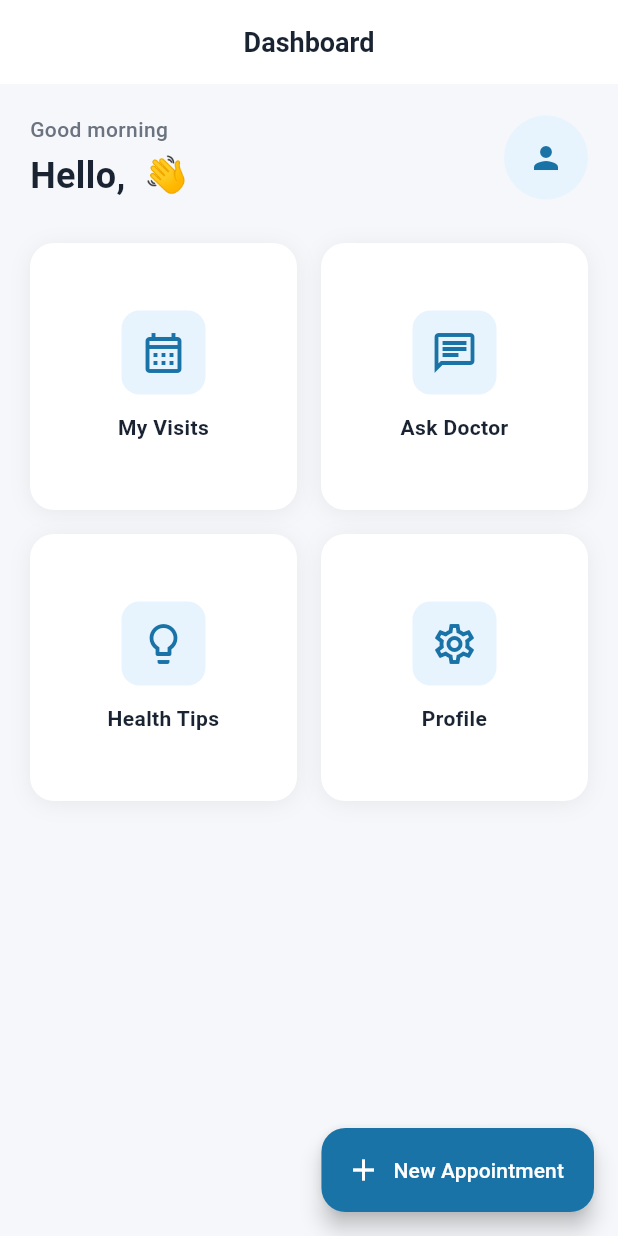
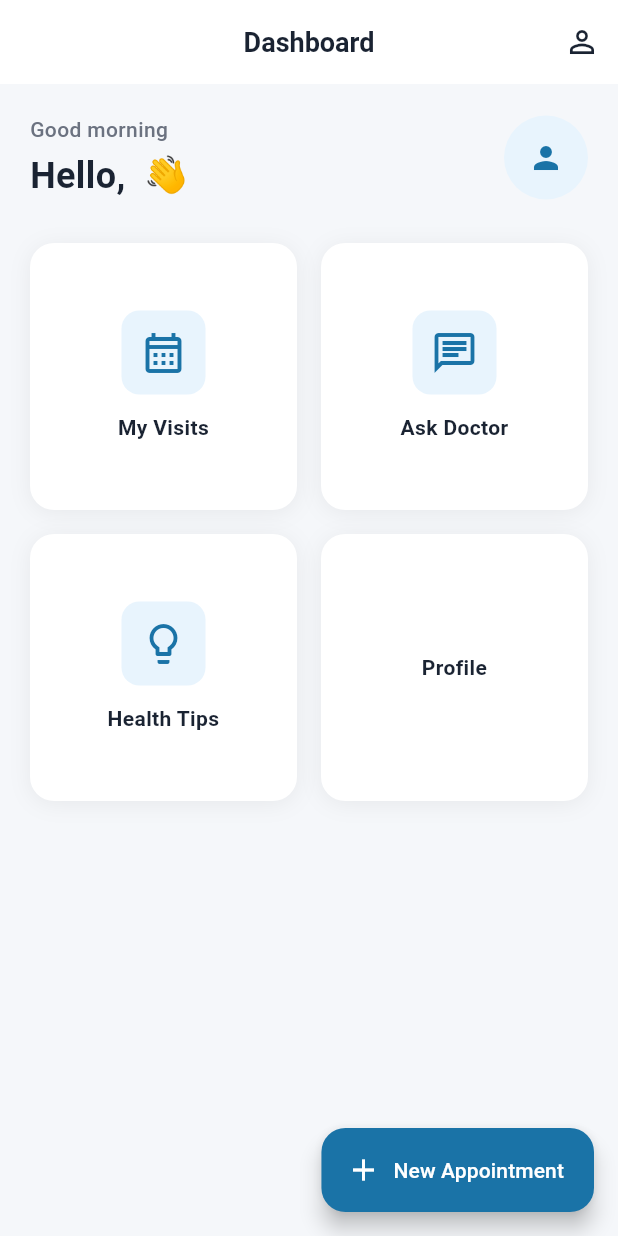
Before and after one commit to owen-stud123/ubuzima_connect, a Flutter app: the DashboardPage screen opened directly, on a phone screen of 412 x 824 dp. Run offline on Flutter 3.47's test engine with Material 3 defaults, Android fonts, the phone set to English and light mode, and no system bars; our stand-ins replace cloud_firestore, equatable, firebase_auth, firebase_core, flutter_bloc, google_sign_in and 1 more; accounts and stored records are empty.

Commit message:
Restore AppBar profile icon and remove settings icon from Profile grid item

```diff
--- a/lib/presentation/pages/dashboard_page.dart
+++ b/lib/presentation/pages/dashboard_page.dart
@@ -261,7 +261,7 @@ class _DashboardPageState extends State<DashboardPage> {
   }
 
   Widget _buildDashboardGridItem({
-    required IconData icon,
+    required IconData? icon,
     required String label,
     required String labelRw,
     required VoidCallback onTap,
@@ -283,6 +283,7 @@ class _DashboardPageState extends State<DashboardPage> {
         child: Column(
           mainAxisAlignment: MainAxisAlignment.center,
           children: [
+            if (icon != null) ...[
               Container(
                 padding: const EdgeInsets.all(12),
                 decoration: BoxDecoration(
@@ -296,6 +297,7 @@ class _DashboardPageState extends State<DashboardPage> {
                 ),
               ),
               const SizedBox(height: 12),
+            ],
             ValueListenableBuilder<AppLanguage>(
               valueListenable: LanguageService.currentLanguage,
               builder: (context, language, _) => Text(
@@ -325,6 +327,20 @@ class _DashboardPageState extends State<DashboardPage> {
               ? 'Imbonerahamwe'
               : 'Dashboard'),
           centerTitle: true,
+          actions: [
+            IconButton(
+              tooltip: language == AppLanguage.kinyarwanda
+                  ? 'Umwirondoro'
+                  : 'Profile',
+              onPressed: () {
+                Navigator.push(
+                  context,
+                  MaterialPageRoute(builder: (_) => const ProfileScreen()),
+                );
+              },
+              icon: const Icon(Icons.person_outline),
+            ),
+          ],
         ),
         body: SafeArea(
           child: BlocBuilder<AppointmentBloc, AppointmentState>(
@@ -437,7 +453,7 @@ class _DashboardPageState extends State<DashboardPage> {
                           },
                         ),
                         _buildDashboardGridItem(
-                          icon: Icons.settings_outlined,
+                          icon: null,
                           label: 'Profile',
                           labelRw: 'Umwirondoro',
                           onTap: () {
```
Lines whose indentation alone changed are shown as unchanged.
